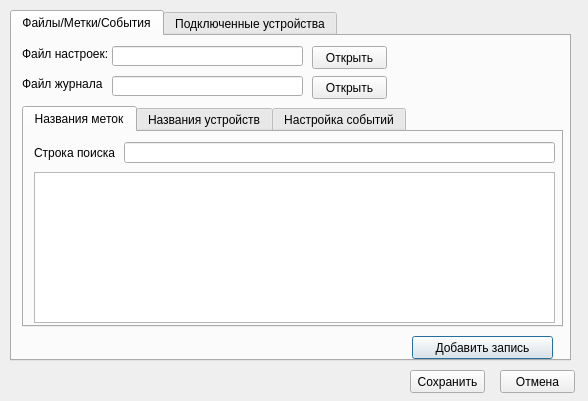
BACuTPOH/r245, file audit/audit/ui/settings_window.ui: the form before one commit.
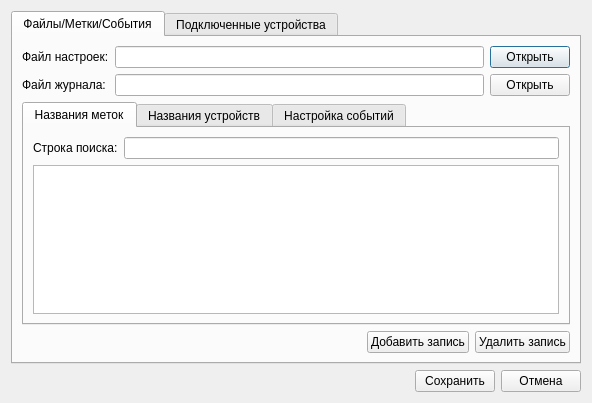
The form after the commit.

```diff
--- a/audit/audit/ui/settings_window.ui
+++ b/audit/audit/ui/settings_window.ui
@@ -6,25 +6,19 @@
    <rect>
     <x>0</x>
     <y>0</y>
-    <width>588</width>
-    <height>401</height>
+    <width>592</width>
+    <height>403</height>
    </rect>
   </property>
   <property name="windowTitle">
    <string>Настройки</string>
   </property>
+  <layout class="QVBoxLayout" name="verticalLayout">
+   <item>
   <widget class="QTabWidget" name="set_menu_tab">
    <property name="enabled">
     <bool>true</bool>
    </property>
-   <property name="geometry">
-    <rect>
-     <x>10</x>
-     <y>10</y>
-     <width>561</width>
-     <height>351</height>
-    </rect>
-   </property>
    <property name="currentIndex">
     <number>0</number>
    </property>
@@ -32,106 +26,51 @@
     <attribute name="title">
      <string>Файлы/Метки/События</string>
     </attribute>
-    <widget class="QPushButton" name="add_button">
-     <property name="geometry">
-      <rect>
-       <x>400</x>
-       <y>300</y>
-       <width>141</width>
-       <height>23</height>
-      </rect>
-     </property>
-     <property name="text">
-      <string>Добавить запись</string>
-     </property>
-    </widget>
-    <widget class="QPushButton" name="log_button">
-     <property name="geometry">
-      <rect>
-       <x>300</x>
-       <y>40</y>
-       <width>75</width>
-       <height>23</height>
-      </rect>
-     </property>
-     <property name="text">
-      <string>Открыть</string>
-     </property>
-    </widget>
-    <widget class="QLineEdit" name="log_le">
-     <property name="geometry">
-      <rect>
-       <x>100</x>
-       <y>40</y>
-       <width>191</width>
-       <height>20</height>
-      </rect>
-     </property>
-     <property name="readOnly">
-      <bool>true</bool>
-     </property>
-    </widget>
-    <widget class="QPushButton" name="settings_button">
-     <property name="geometry">
-      <rect>
-       <x>300</x>
-       <y>10</y>
-       <width>75</width>
-       <height>23</height>
-      </rect>
-     </property>
-     <property name="text">
-      <string>Открыть</string>
-     </property>
-    </widget>
+      <layout class="QGridLayout" name="gridLayout">
+       <item row="0" column="0">
     <widget class="QLabel" name="label_9">
-     <property name="geometry">
-      <rect>
-       <x>10</x>
-       <y>10</y>
-       <width>101</width>
-       <height>16</height>
-      </rect>
-     </property>
      <property name="text">
       <string>Файл настроек:</string>
      </property>
     </widget>
+       </item>
+       <item row="0" column="1">
     <widget class="QLineEdit" name="settings_le">
-     <property name="geometry">
-      <rect>
-       <x>100</x>
-       <y>10</y>
-       <width>191</width>
-       <height>20</height>
-      </rect>
-     </property>
      <property name="readOnly">
       <bool>true</bool>
      </property>
     </widget>
+       </item>
+       <item row="0" column="2">
+        <widget class="QPushButton" name="settings_button">
+         <property name="text">
+          <string>Открыть</string>
+         </property>
+        </widget>
+       </item>
+       <item row="1" column="0">
     <widget class="QLabel" name="label_10">
-     <property name="geometry">
-      <rect>
-       <x>10</x>
-       <y>40</y>
-       <width>81</width>
-       <height>16</height>
-      </rect>
-     </property>
      <property name="text">
       <string>Файл журнала:</string>
      </property>
     </widget>
+       </item>
+       <item row="1" column="1">
+        <widget class="QLineEdit" name="log_le">
+         <property name="readOnly">
+          <bool>true</bool>
+         </property>
+        </widget>
+       </item>
+       <item row="1" column="2">
+        <widget class="QPushButton" name="log_button">
+         <property name="text">
+          <string>Открыть</string>
+         </property>
+        </widget>
+       </item>
+       <item row="2" column="0" colspan="3">
     <widget class="QTabWidget" name="settings_tabs">
-     <property name="geometry">
-      <rect>
-       <x>10</x>
-       <y>70</y>
-       <width>541</width>
-       <height>221</height>
-      </rect>
-     </property>
      <property name="currentIndex">
       <number>0</number>
      </property>
@@ -139,144 +78,129 @@
       <attribute name="title">
        <string>Названия меток</string>
       </attribute>
-      <widget class="QLineEdit" name="find_tag_le">
-       <property name="geometry">
-        <rect>
-         <x>100</x>
-         <y>10</y>
-         <width>431</width>
-         <height>21</height>
-        </rect>
-       </property>
-      </widget>
-      <widget class="QTableView" name="tag_view">
-       <property name="geometry">
-        <rect>
-         <x>10</x>
-         <y>40</y>
-         <width>521</width>
-         <height>151</height>
-        </rect>
-       </property>
-      </widget>
+          <layout class="QGridLayout" name="gridLayout_2">
+           <item row="0" column="0">
       <widget class="QLabel" name="label">
-       <property name="geometry">
-        <rect>
-         <x>10</x>
-         <y>10</y>
-         <width>81</width>
-         <height>21</height>
-        </rect>
-       </property>
        <property name="text">
         <string>Строка поиска:</string>
        </property>
       </widget>
+           </item>
+           <item row="0" column="1">
+            <widget class="QLineEdit" name="find_tag_le"/>
+           </item>
+           <item row="1" column="0" colspan="2">
+            <widget class="QTableView" name="tag_view"/>
+           </item>
+          </layout>
      </widget>
      <widget class="QWidget" name="dev_name_tab">
       <attribute name="title">
        <string>Названия устройств</string>
       </attribute>
-      <widget class="QLineEdit" name="find_dev_le">
-       <property name="geometry">
-        <rect>
-         <x>100</x>
-         <y>10</y>
-         <width>421</width>
-         <height>21</height>
-        </rect>
-       </property>
-      </widget>
-      <widget class="QTableView" name="dev_name_view">
-       <property name="geometry">
-        <rect>
-         <x>10</x>
-         <y>40</y>
-         <width>521</width>
-         <height>151</height>
-        </rect>
-       </property>
-      </widget>
+          <layout class="QGridLayout" name="gridLayout_4">
+           <item row="0" column="0">
       <widget class="QLabel" name="label_2">
-       <property name="geometry">
-        <rect>
-         <x>10</x>
-         <y>10</y>
-         <width>81</width>
-         <height>21</height>
-        </rect>
-       </property>
        <property name="text">
         <string>Строка поиска:</string>
        </property>
       </widget>
+           </item>
+           <item row="0" column="1">
+            <widget class="QLineEdit" name="find_dev_le"/>
+           </item>
+           <item row="1" column="0" colspan="2">
+            <widget class="QTableView" name="dev_name_view"/>
+           </item>
+          </layout>
      </widget>
      <widget class="QWidget" name="event_tab">
       <attribute name="title">
        <string>Настройка событий</string>
       </attribute>
-      <widget class="QLineEdit" name="find_event_le">
-       <property name="geometry">
-        <rect>
-         <x>100</x>
-         <y>10</y>
-         <width>421</width>
-         <height>21</height>
-        </rect>
-       </property>
-      </widget>
-      <widget class="QTableView" name="event_view">
-       <property name="geometry">
-        <rect>
-         <x>10</x>
-         <y>40</y>
-         <width>521</width>
-         <height>151</height>
-        </rect>
-       </property>
-      </widget>
+          <layout class="QGridLayout" name="gridLayout_5">
+           <item row="0" column="0">
       <widget class="QLabel" name="label_5">
-       <property name="geometry">
-        <rect>
-         <x>10</x>
-         <y>10</y>
-         <width>81</width>
-         <height>21</height>
-        </rect>
-       </property>
        <property name="text">
         <string>Строка поиска:</string>
        </property>
       </widget>
-     </widget>
-    </widget>
+           </item>
+           <item row="0" column="1">
+            <widget class="QLineEdit" name="find_event_le"/>
+           </item>
+           <item row="1" column="0" colspan="2">
+            <widget class="QTableView" name="event_view"/>
+           </item>
+          </layout>
+         </widget>
+        </widget>
+       </item>
+       <item row="3" column="0" colspan="3">
+        <layout class="QHBoxLayout" name="horizontalLayout_6">
+         <item>
+          <spacer name="horizontalSpacer_3">
+           <property name="orientation">
+            <enum>Qt::Horizontal</enum>
+           </property>
+           <property name="sizeHint" stdset="0">
+            <size>
+             <width>40</width>
+             <height>20</height>
+            </size>
+           </property>
+          </spacer>
+         </item>
+         <item>
+          <widget class="QPushButton" name="add_button">
+           <property name="text">
+            <string>Добавить запись</string>
+           </property>
+          </widget>
+         </item>
+         <item>
+          <widget class="QPushButton" name="del_button">
+           <property name="text">
+            <string>Удалить запись</string>
+           </property>
+          </widget>
+         </item>
+        </layout>
+       </item>
+      </layout>
    </widget>
    <widget class="QWidget" name="dev_tab">
     <attribute name="title">
      <string>Подключенные устройства</string>
     </attribute>
-    <widget class="QPushButton" name="synch_time_button">
-     <property name="geometry">
-      <rect>
-       <x>400</x>
-       <y>150</y>
-       <width>141</width>
-       <height>23</height>
-      </rect>
-     </property>
+      <layout class="QVBoxLayout" name="verticalLayout_3">
+       <item>
+        <widget class="QTreeView" name="dev_view"/>
+       </item>
+       <item>
+        <layout class="QHBoxLayout" name="horizontalLayout_2">
+         <item>
+          <widget class="QPushButton" name="find_dev_button">
      <property name="text">
-      <string>Синхронизировать часы</string>
-     </property>
-    </widget>
+            <string>Найти устройства</string>
+           </property>
+          </widget>
+         </item>
+         <item>
+          <spacer name="horizontalSpacer_2">
+           <property name="orientation">
+            <enum>Qt::Horizontal</enum>
+           </property>
+           <property name="sizeHint" stdset="0">
+            <size>
+             <width>40</width>
+             <height>20</height>
+            </size>
+           </property>
+          </spacer>
+         </item>
+         <item>
     <widget class="QPushButton" name="act_dev_button">
-     <property name="geometry">
-      <rect>
-       <x>250</x>
-       <y>150</y>
-       <width>141</width>
-       <height>23</height>
-      </rect>
-     </property>
      <property name="text">
       <string>Подключить устройство</string>
      </property>
@@ -284,14 +208,25 @@
       <bool>true</bool>
      </property>
     </widget>
+         </item>
+         <item>
+          <widget class="QPushButton" name="synch_time_button">
+           <property name="text">
+            <string>Синхронизировать часы</string>
+           </property>
+          </widget>
+         </item>
+        </layout>
+       </item>
+       <item>
+        <layout class="QHBoxLayout" name="horizontalLayout_3">
+         <item>
     <widget class="QFrame" name="frame">
-     <property name="geometry">
-      <rect>
-       <x>10</x>
-       <y>190</y>
-       <width>261</width>
-       <height>111</height>
-      </rect>
+           <property name="minimumSize">
+            <size>
+             <width>271</width>
+             <height>129</height>
+            </size>
      </property>
      <property name="frameShape">
       <enum>QFrame::Box</enum>
@@ -394,14 +329,14 @@
       </property>
      </widget>
     </widget>
+         </item>
+         <item>
     <widget class="QFrame" name="frame_2">
-     <property name="geometry">
-      <rect>
-       <x>280</x>
-       <y>190</y>
-       <width>261</width>
-       <height>111</height>
-      </rect>
+           <property name="minimumSize">
+            <size>
+             <width>271</width>
+             <height>129</height>
+            </size>
      </property>
      <property name="frameShape">
       <enum>QFrame::Box</enum>
@@ -504,57 +439,45 @@
       </property>
      </widget>
     </widget>
-    <widget class="QTreeView" name="dev_view">
-     <property name="geometry">
-      <rect>
-       <x>10</x>
-       <y>10</y>
-       <width>531</width>
-       <height>131</height>
-      </rect>
-     </property>
-    </widget>
-    <widget class="QPushButton" name="find_dev_button">
-     <property name="geometry">
-      <rect>
-       <x>10</x>
-       <y>150</y>
-       <width>111</width>
-       <height>23</height>
-      </rect>
-     </property>
-     <property name="text">
-      <string>Найти устройства</string>
-     </property>
-    </widget>
-   </widget>
-  </widget>
+         </item>
+        </layout>
+       </item>
+      </layout>
+     </widget>
+    </widget>
+   </item>
+   <item>
+    <layout class="QHBoxLayout" name="horizontalLayout">
+     <item>
+      <spacer name="horizontalSpacer">
+       <property name="orientation">
+        <enum>Qt::Horizontal</enum>
+       </property>
+       <property name="sizeHint" stdset="0">
+        <size>
+         <width>40</width>
+         <height>20</height>
+        </size>
+       </property>
+      </spacer>
+     </item>
+     <item>
   <widget class="QPushButton" name="save_button">
-   <property name="geometry">
-    <rect>
-     <x>410</x>
-     <y>370</y>
-     <width>75</width>
-     <height>23</height>
-    </rect>
-   </property>
    <property name="text">
     <string>Сохранить</string>
    </property>
   </widget>
+     </item>
+     <item>
   <widget class="QPushButton" name="cancel_button">
-   <property name="geometry">
-    <rect>
-     <x>500</x>
-     <y>370</y>
-     <width>75</width>
-     <height>23</height>
-    </rect>
-   </property>
    <property name="text">
     <string>Отмена</string>
    </property>
   </widget>
+     </item>
+    </layout>
+   </item>
+  </layout>
  </widget>
  <resources/>
  <connections/>
```
Left out of the diff: 30 changed lines with no effect on the pictures. Lines whose indentation alone changed are shown as unchanged.
